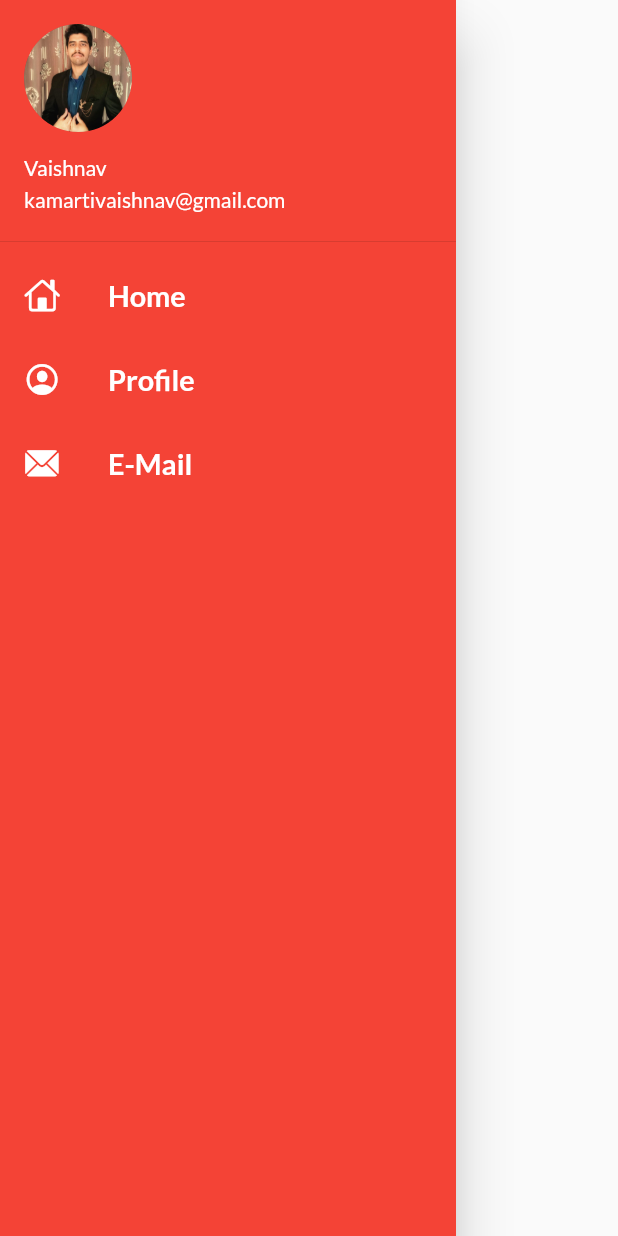
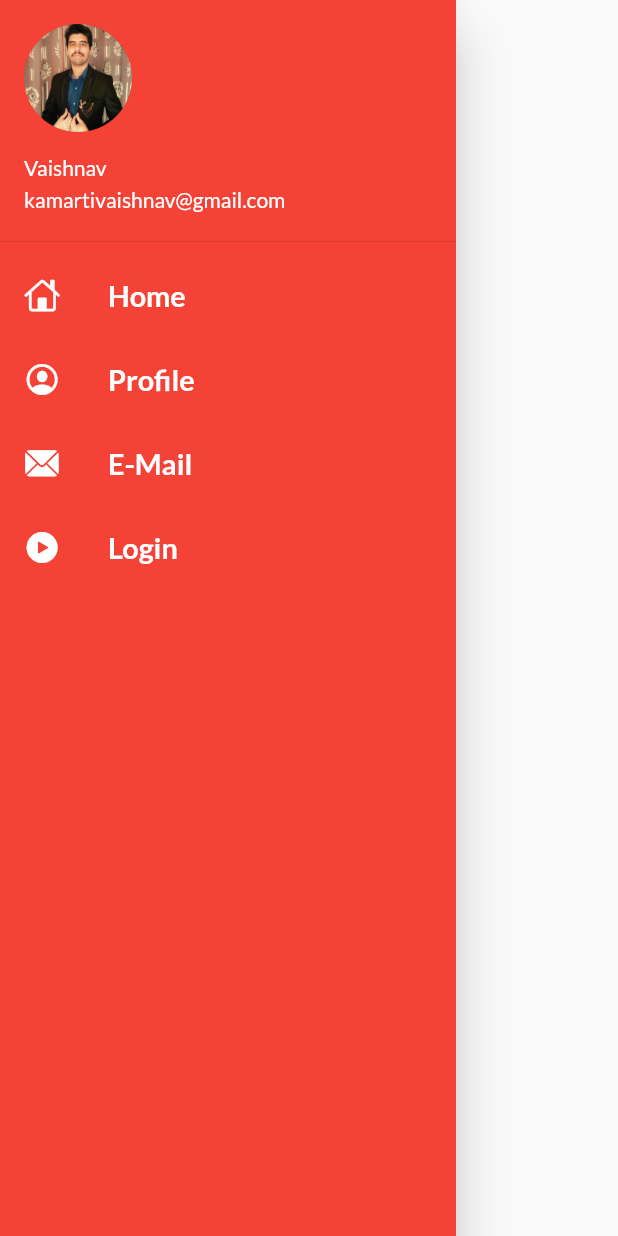
Before and after one commit to vaishnav-192/Android_development, a Flutter app: the MyDrawer widget shown alone on an empty page, opened directly, on a phone screen of 412 x 824 dp. Run offline on Flutter 3.47's test engine with Material 2 defaults, Android fonts, the phone set to English and light mode, and no system bars; our stand-ins replace google_fonts; missing offline and left inert: dart:js; network calls fail.

Commit message:
added login option in drawer

```diff
--- a/lib/widgets/drawer.dart
+++ b/lib/widgets/drawer.dart
@@ -3,6 +3,7 @@
 import 'package:flutter/cupertino.dart';
 import 'package:flutter/material.dart';
 import 'package:flutter/painting.dart';
+import 'package:flutter_application_1/utils/routes.dart';
 
 class MyDrawer extends StatelessWidget {
   const MyDrawer({Key? key}) : super(key: key);
@@ -67,6 +68,20 @@ class MyDrawer extends StatelessWidget {
                 ),
               ),
             ),
+            ListTile(
+              onTap: () {
+                Navigator.pushNamed(context, MyRoutes.loginRoute);
+              },
+              leading: Icon(CupertinoIcons.play_circle_fill, color: Colors.white),
+              title: Text(
+                "Login",
+                textScaleFactor: 1.2,
+                style: TextStyle(
+                  color: Colors.white,
+                  fontWeight: FontWeight.bold,
+                ),
+              ),
+            ),
           ],
         ),
       ),
```
Also changed, not shown: lib/Pages/homepage.dart (+3 -6 lines).
